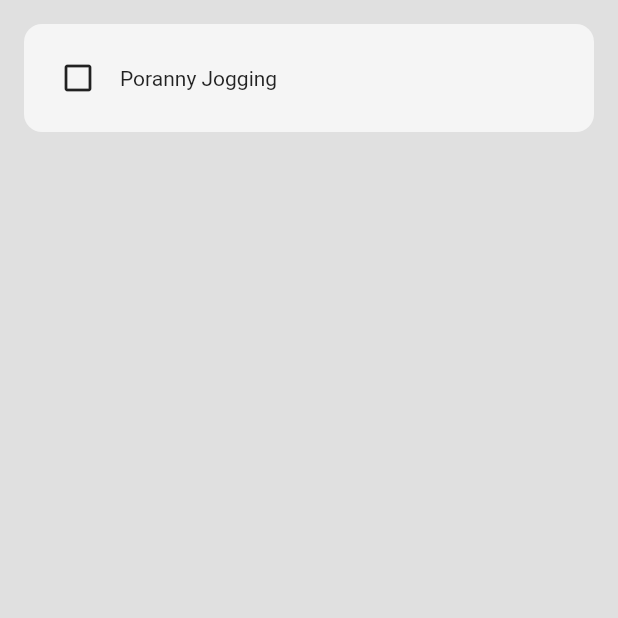
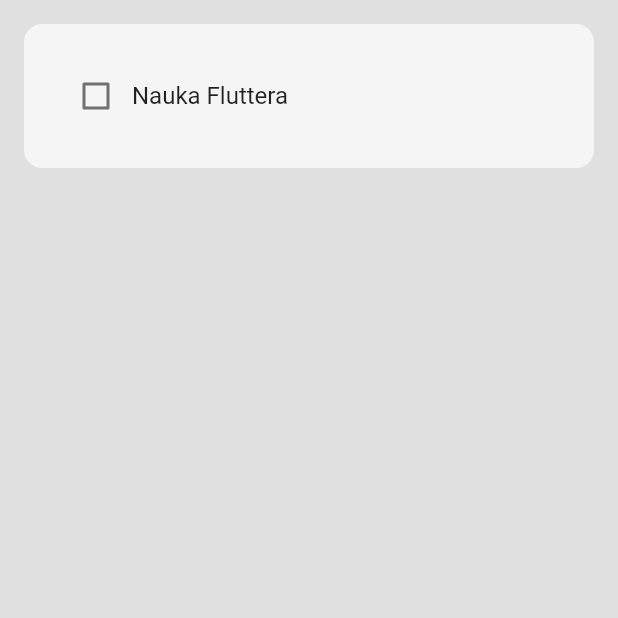
Before and after one commit to patrickkoszewski/habit_tracker_hive_local_storage, a Flutter app: the screen it shows after launch, on a phone screen of 412 x 824 dp, the top half of it. Run offline on Flutter 3.47's test engine with Material 2 defaults, Android fonts, the phone set to English and light mode, and no system bars.

Commit message:
Add habit_tile and check box functionality

```diff
--- a/lib/components/habit_tile.dart
+++ b/lib/components/habit_tile.dart
@@ -1,7 +1,14 @@
 import 'package:flutter/material.dart';
 
 class HabitTile extends StatelessWidget {
-  const HabitTile({super.key});
+  final String habitName;
+  final bool habitCompleted;
+
+  const HabitTile({
+    super.key,
+    required this.habitName,
+    required this.habitCompleted,
+  });
 
   @override
   Widget build(BuildContext context) {
@@ -15,11 +22,14 @@ class HabitTile extends StatelessWidget {
         ),
         child: Row(
           children: [
-            Icon(Icons.check_box_outline_blank),
-            SizedBox(
-              width: 16,
+            Checkbox(
+              value: habitCompleted,
+              onChanged: ((value) {}),
             ),
-            Text('Poranny Jogging'),
+            Text(
+              habitName,
+              style: TextStyle(fontSize: 16),
+            ),
           ],
         ),
       ),
--- a/lib/pages/home_page.dart
+++ b/lib/pages/home_page.dart
@@ -17,7 +17,10 @@ class _HomePageState extends State<HomePage> {
         body: ListView(
           children: [
             //habit tiles
-            HabitTile(),
+            HabitTile(
+              habitName: 'Nauka Fluttera',
+              habitCompleted: false,
+            ),
           ],
         ));
   }
```
